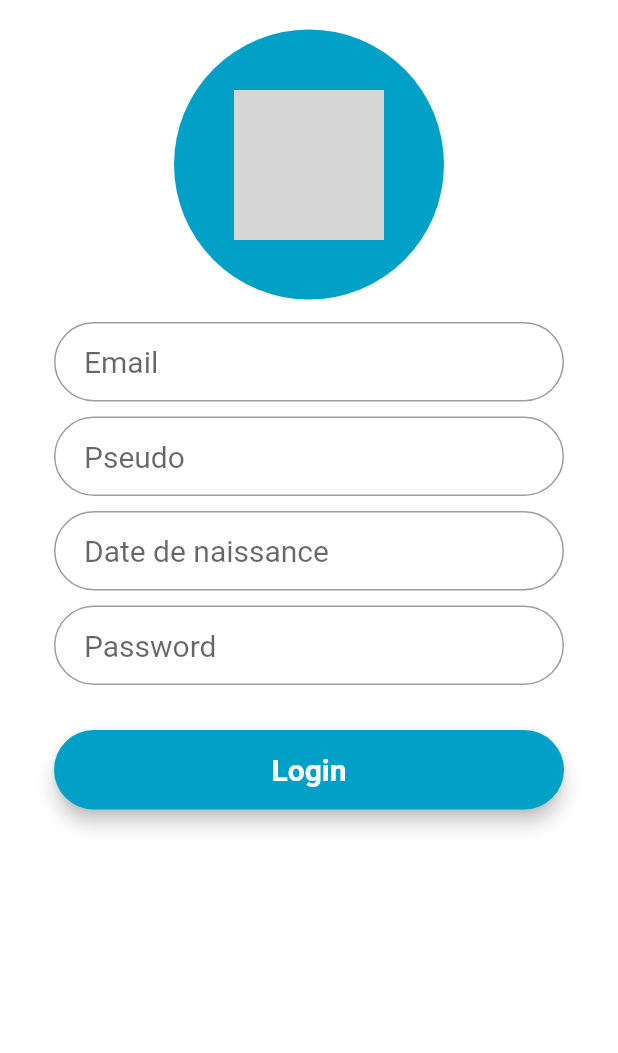
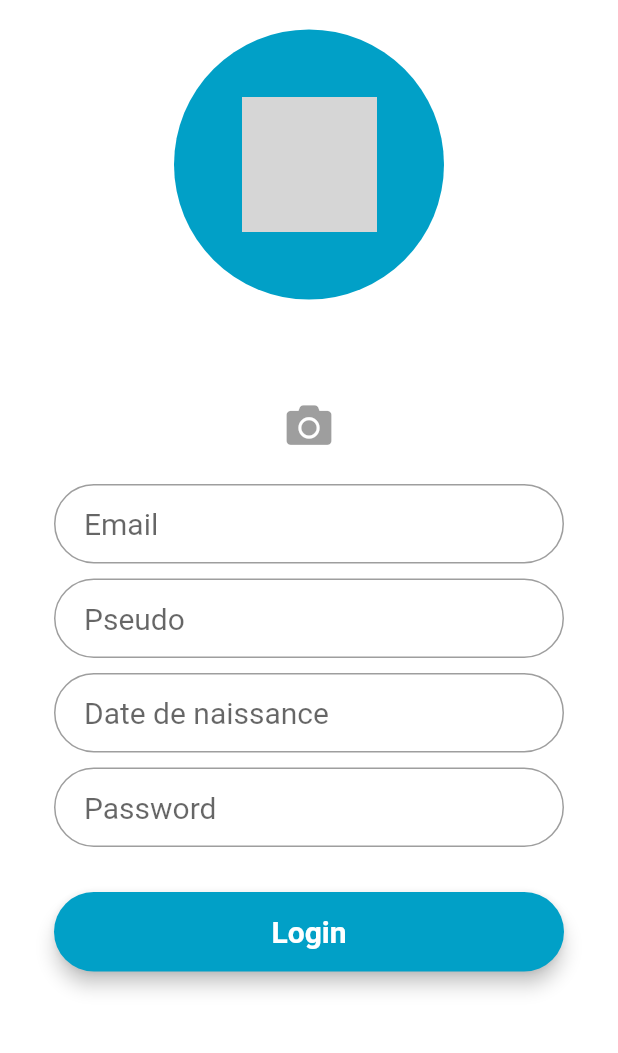
Before and after one commit to Aminatak/Twinny, a Flutter app: the Inscription screen opened directly, on a phone screen of 412 x 824 dp, the part 152-1205 px from its top. Run offline on Flutter 3.47's test engine with Material 2 defaults, Android fonts, the phone set to English and light mode, and no system bars; our stand-ins replace font_awesome_flutter, image_picker; network calls fail; Roboto replaces fonts that are missing (Montserrat); statements that could not run were skipped; grey boxes are pictures that could not be loaded.

Commit message:
[MODIFY] Modification de la page d'inscription

```diff
--- a/lib/screens/inscription_screen.dart
+++ b/lib/screens/inscription_screen.dart
@@ -3,6 +3,12 @@
  */
 
 import 'package:flutter/material.dart';
+import 'package:font_awesome_flutter/font_awesome_flutter.dart';
+import 'package:image_picker/image_picker.dart';^
+import 'dart.io';
+import 'package:path/path.dart';
+
+
 
 TextStyle style = TextStyle(fontFamily: 'Montserrat', fontSize: 20.0);
 
@@ -12,6 +18,9 @@ class Inscription extends StatefulWidget {
 }
 
 class _InscriptionState extends State<Inscription> {
+  File _image;
+  final picker = ImagePicker();
+
 @override
 
   Widget build(BuildContext context) {
@@ -21,15 +30,14 @@ class _InscriptionState extends State<Inscription> {
       backgroundColor: Color(0xff01A0C7),
       child: ClipOval(
         child:SizedBox(
-          width: 100.0,
-          height: 100.0,
+          width: 90.0,
+          height: 90.0,
           child: Image.network(
-            "https://unsplash.com/photos/vbAEHCrvXZ0",
+            "https://images.unsplash.com/photo-1559181567-c3190ca9959b?ixlib=rb-1.2.1&ixid=eyJhcHBfaWQiOjEyMDd9&auto=format&fit=crop&w=400&q=80",
             fit : BoxFit.fill,
             ),
         )
       ),
-
     );
 
     final emailField = TextField(
@@ -84,6 +92,14 @@ class _InscriptionState extends State<Inscription> {
       ),
     );
 
+
+    Future getImage() async {
+    final pickedFile = await picker.getImage(source: ImageSource.camera);
+
+    setState(() {
+      _image = File(pickedFile.path);
+    });
+  }
     return Scaffold(
       body: Center(
         child: Container(
@@ -105,6 +121,19 @@ class _InscriptionState extends State<Inscription> {
                   height: 20.0
                   ),
                 connectPicture,
+                Padding(
+                  padding: EdgeInsets.only(top:60.0),
+                  child: IconButton(
+                    icon: Icon(
+                      FontAwesomeIcons.camera,
+                      size: 30.0,
+                    ),
+                    onPressed: (){
+                      getImage()
+
+                    },
+                  ),
+                ),
                 SizedBox(
                   height: 15.0
                   ),
--- a/pubspec.yaml
+++ b/pubspec.yaml
@@ -23,6 +23,9 @@ dependencies:
   # The following adds the Cupertino Icons font to your application.
   # Use with the CupertinoIcons class for iOS style icons.
   cupertino_icons: ^0.1.2
+
+  font_awesome_flutter: 8.7.0
+  image_picker : 0.6.7
 
 dev_dependencies:
   flutter_test:
```
Also changed, not shown: pubspec.lock.
